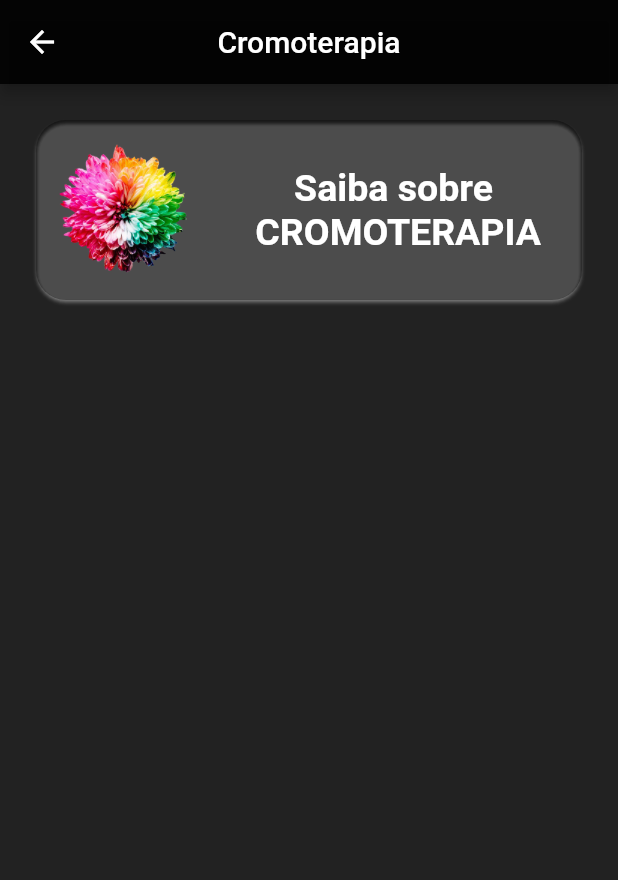
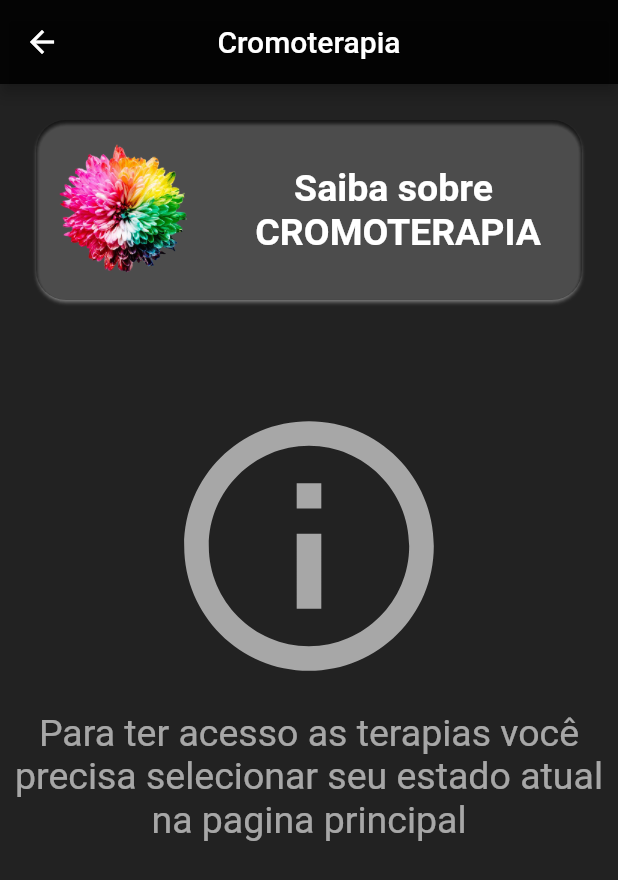
Before and after one commit to Guilherme-ctrl/SAPAD, a Flutter app: the CromoPage screen opened directly, on a phone screen of 412 x 824 dp. Shown: the top 880 px of the screen. Run offline on Flutter 3.47's test engine with Material 2 defaults, Android fonts, the phone set to English and light mode, and no system bars; our stand-ins replace audioplayers, carousel_slider, sqflite; accounts and stored records are empty.

Commit message:
Aviso caso não seja selecionado nenhuma emoção

```diff
--- a/lib/Telas/HomeScreens/home.dart
+++ b/lib/Telas/HomeScreens/home.dart
@@ -23,11 +23,13 @@ class _HomePageState extends State<HomePage> {
   bool _triste = false;
   bool _raiva = false;
   bool _stress = false;
+  bool _isMarked = false;
 
   bool _music = true;
   bool _cromo = true;
   bool _medit = true;
   bool _checkBox = true;
+
   IconData _seta = Icons.keyboard_arrow_up;
 
   GlobalKey<ScaffoldState> _scaffoldState = GlobalKey<ScaffoldState>();
@@ -367,6 +369,7 @@ class _HomePageState extends State<HomePage> {
                           onChanged: (bool _newmed) {
                             setState(() {
                               _med = _newmed;
+                              _isMarked = _newmed;
                             });
                           },
                         ),
@@ -384,6 +387,7 @@ class _HomePageState extends State<HomePage> {
                           onChanged: (bool _newtriste) {
                             setState(() {
                               _triste = _newtriste;
+                              _isMarked = _newtriste;
                             });
                           },
                         ),
@@ -401,6 +405,7 @@ class _HomePageState extends State<HomePage> {
                           onChanged: (bool _newansi) {
                             setState(() {
                               _ansi = _newansi;
+                              _isMarked = _newansi;
                             });
                           },
                         ),
@@ -418,6 +423,7 @@ class _HomePageState extends State<HomePage> {
                           onChanged: (bool _newstress) {
                             setState(() {
                               _stress = _newstress;
+                              _isMarked = _newstress;
                             });
                           },
                         ),
@@ -435,6 +441,7 @@ class _HomePageState extends State<HomePage> {
                           onChanged: (bool _newraiva) {
                             setState(() {
                               _raiva = _newraiva;
+                              _isMarked = _newraiva;
                             });
                           },
                         ),
@@ -624,11 +631,13 @@ class _HomePageState extends State<HomePage> {
                         context,
                         MaterialPageRoute(
                             builder: (context) => CromoPage(
-                                medo: _med,
-                                ansi: _ansi,
-                                raiva: _raiva,
-                                stress: _stress,
-                                triste: _triste)));
+                                  medo: _med,
+                                  ansi: _ansi,
+                                  raiva: _raiva,
+                                  stress: _stress,
+                                  triste: _triste,
+                                  isMarket: _isMarked,
+                                )));
                   }
                 },
               ),
--- a/lib/Telas/Screens/cromo.dart
+++ b/lib/Telas/Screens/cromo.dart
@@ -6,9 +6,16 @@ class CromoPage extends StatefulWidget {
   final bool triste;
   final bool stress;
   final bool raiva;
+  final bool isMarket;
 
-  CromoPage(
-      {Key key, this.medo, this.ansi, this.triste, this.stress, this.raiva})
+  const CromoPage(
+      {Key key,
+      this.medo,
+      this.ansi,
+      this.triste,
+      this.stress,
+      this.raiva,
+      this.isMarket})
       : super(key: key);
 
   @override
@@ -16,6 +23,11 @@ class CromoPage extends StatefulWidget {
 }
 
 class _CromoPageState extends State<CromoPage> {
+  void initState() {
+    super.initState();
+    print(widget.isMarket);
+  }
+
   @override
   Widget build(BuildContext context) {
     return Scaffold(
@@ -86,6 +98,31 @@ class _CromoPageState extends State<CromoPage> {
                 _requestPopInfo(context);
               },
             ),
+          ),
+
+          //Card Alerta
+          Visibility(
+            child: Padding(
+              padding: EdgeInsets.only(top: 40.0),
+              child: Container(
+                child: Column(
+                  mainAxisAlignment: MainAxisAlignment.center,
+                  children: [
+                    Padding(
+                      padding: EdgeInsets.all(10.0),
+                      child: Icon(Icons.info_outline,
+                          size: 200.0, color: Colors.white60),
+                    ),
+                    Text(
+                      "Para ter acesso as terapias você precisa selecionar seu estado atual na pagina principal",
+                      style: TextStyle(color: Colors.white60, fontSize: 25.0),
+                      textAlign: TextAlign.center,
+                    )
+                  ],
+                ),
+              ),
+            ),
+            visible: widget.isMarket == true ? false : true,
           ),
           //Card 2
           Visibility(
```
